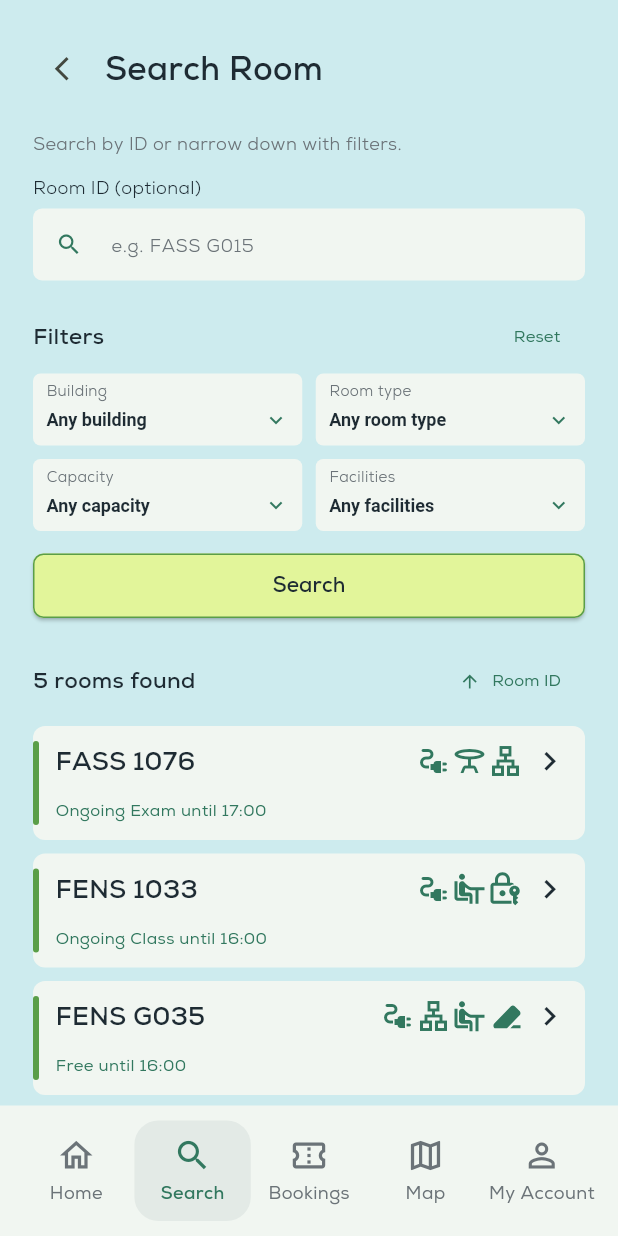
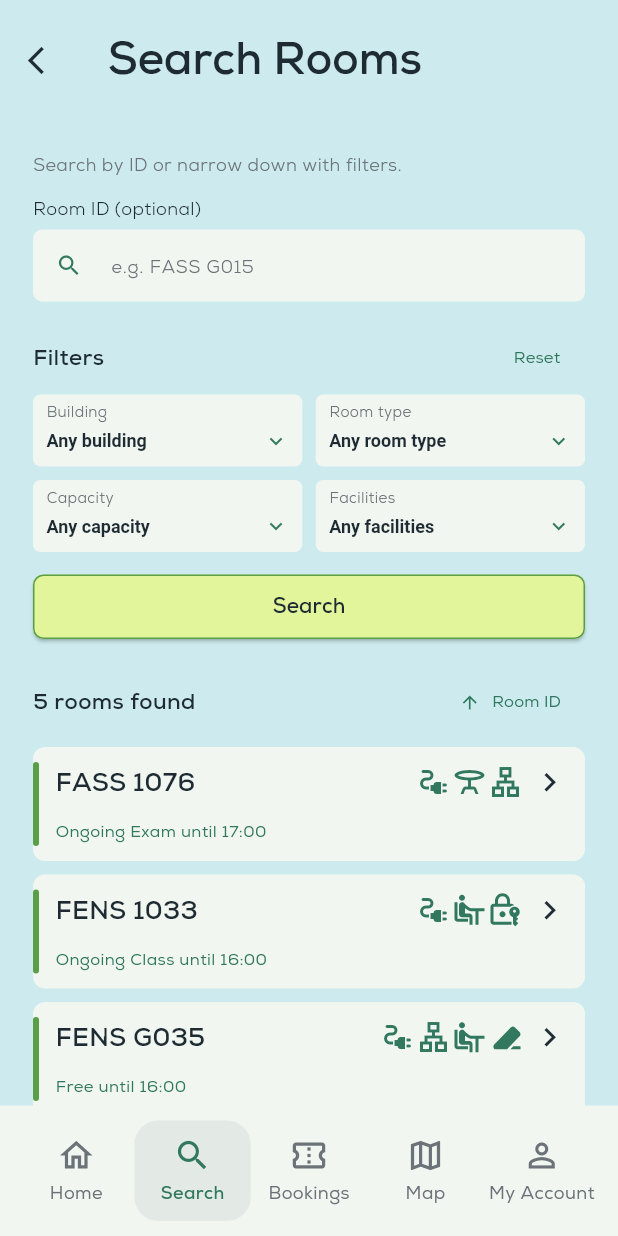
Before and after one commit to haneskicioglu/SuRoom, a Flutter app: the screen it shows after launch, item 2 of the bottom bar chosen, on a phone screen of 412 x 824 dp. Run offline on Flutter 3.47's test engine with Material 3 defaults, Android fonts, the phone set to English and light mode, and no system bars; our stand-ins replace flutter_svg; project files that could hold a hidden picture were left out.

Commit message:
Fixing some navigations

```diff
--- a/lib/home_screen.dart
+++ b/lib/home_screen.dart
@@ -5,6 +5,7 @@ import 'app_colors.dart';
 import 'bottom_navigation.dart';
 import 'search_room_page.dart';
 import 'my_account_page.dart';
+import 'map_page.dart';
 
 class HomeScreen extends StatefulWidget {
   final int initialTab;
@@ -29,7 +30,7 @@ class _HomeScreenState extends State<HomeScreen> {
         0 => const _HomeBody(),
         1 => SearchPage(onBack: () => setState(() => _tab = 0),),
         2 => const Center(child: Text('Bookings page')),
-        3 => const Center(child: Text('Map page')),
+        3 => MapPage(onBack: () => setState(() => _tab = 0),),
         4 => Accountpage(onBack: () => setState(() => _tab = 0),),
         _ => const _HomeBody(),
       },
--- a/lib/search_room_page.dart
+++ b/lib/search_room_page.dart
@@ -2,6 +2,7 @@
 import 'package:flutter/material.dart';
 import 'app_colors.dart';
 import 'room_data_mock.dart';
+import 'package:flutter/services.dart';
 
 class SearchPage extends StatelessWidget {
   final VoidCallback? onBack;
@@ -250,6 +251,38 @@ class _SearchPageContentState extends State<_SearchPageContent> {
     final results = filteredRooms;
 
     return Scaffold(
+      appBar: AppBar(
+        toolbarHeight: 80,
+        backgroundColor: AppColors.blue_background,
+        surfaceTintColor: AppColors.blue_background,
+        systemOverlayStyle: SystemUiOverlayStyle(
+          statusBarColor: AppColors.blue_background,
+          statusBarIconBrightness: Brightness.dark,
+          statusBarBrightness: Brightness.light,
+        ),
+        title: Text('Search Rooms',
+          style: TextStyle(
+            fontSize: 30,
+            fontWeight: FontWeight.w700,
+            color: AppColors.dark,
+          ),
+        ),
+        leading: Row(
+          children: [
+            IconButton(
+              icon: Icon(Icons.arrow_back_ios_new,
+                  color: AppColors.dark, size: 22),
+              onPressed: () {
+                if (widget.onBack != null) {
+                  widget.onBack!();
+                } else {
+                  Navigator.maybePop(context);
+                }
+              },
+            ),
+          ],
+        ),
+      ),
       backgroundColor: AppColors.blue_background,
       body: SafeArea(
         child: SingleChildScrollView(
@@ -260,35 +293,6 @@ class _SearchPageContentState extends State<_SearchPageContent> {
           child: Column(
             crossAxisAlignment: CrossAxisAlignment.start,
             children: [
-              // HEADER
-              Row(
-                children: [
-                  IconButton(
-                    icon: const Icon(
-                      Icons.arrow_back_ios,
-                      size: 19,
-                    ),
-                    onPressed: () {
-                      if (widget.onBack != null) {
-                        widget.onBack!();
-                      } else {
-                        Navigator.maybePop(context);
-                      }
-                    },
-                  ),
-                  const Text(
-                    'Search Room',
-                    style: TextStyle(
-                      fontSize: 22,
-                      fontWeight: FontWeight.bold,
-                      color: AppColors.dark,
-                    ),
-                  ),
-                ],
-              ),
-
-              const SizedBox(height: 18),
-
               Text(
                 'Search by ID or narrow down with filters.',
                 style: TextStyle(
```
Also changed, not shown: lib/map_page.dart (added, +40 -0 lines), lib/my_account_page.dart (+36 -27 lines).
